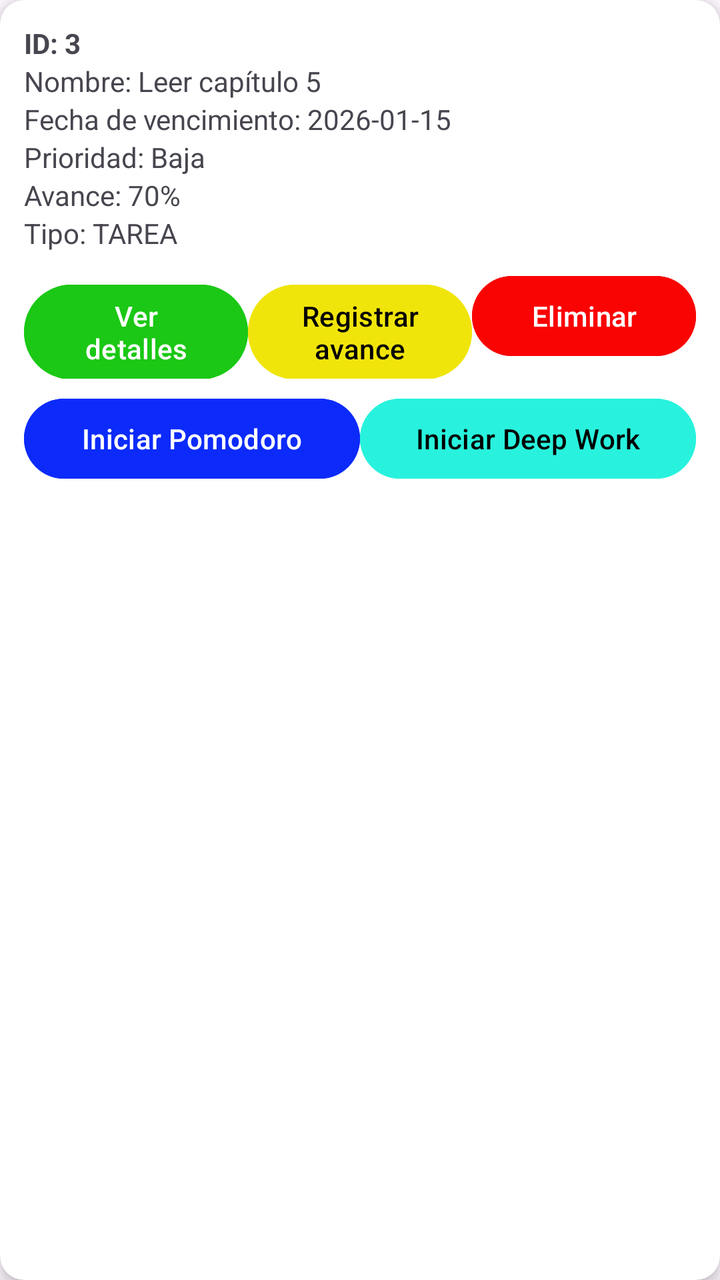
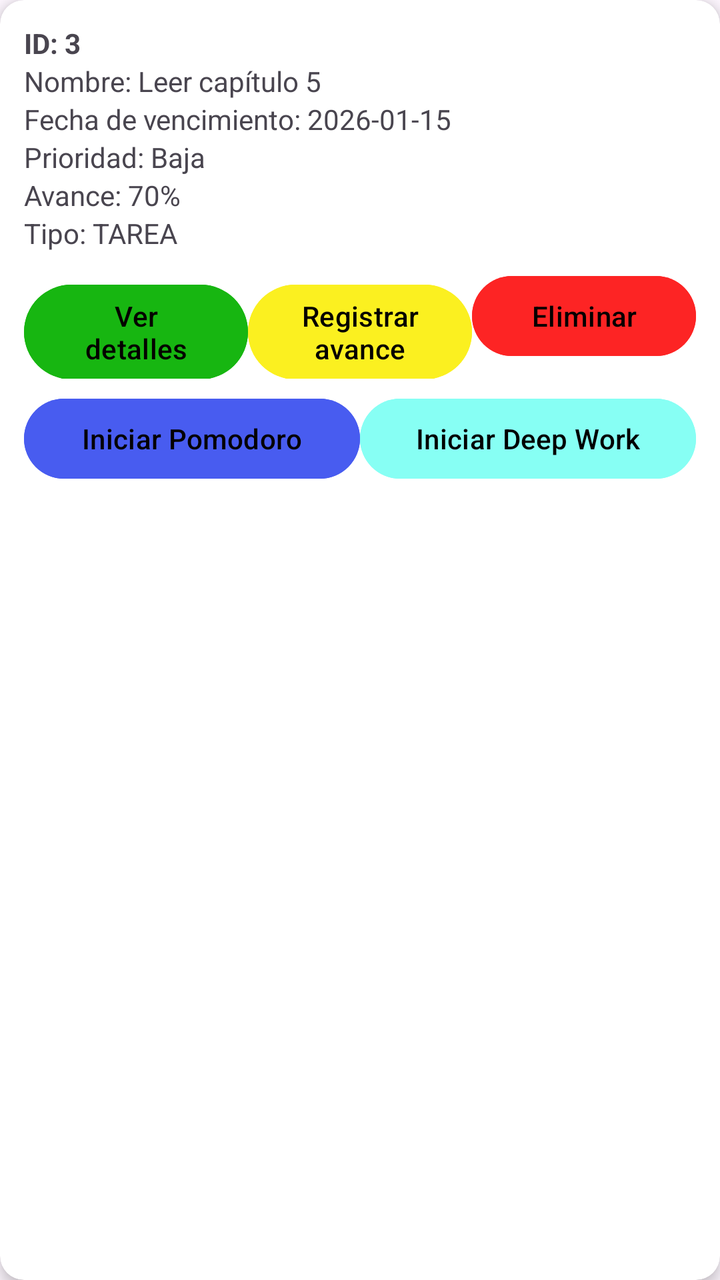

The first picture is an Android layout as it rendered before a commit; the second is the same layout after the commit. The layout source and the unified diff follow.
<!-- AndroidManifest.xml: application theme Theme.AplicacionG8 -->
<!-- res/layout/item_actividad.xml -->
<?xml version="1.1" encoding="utf-8"?>
<androidx.cardview.widget.CardView
    xmlns:android="http://schemas.android.com/apk/res/android"
    xmlns:app="http://schemas.android.com/apk/res-auto"
    android:layout_width="match_parent"
    android:layout_height="wrap_content"
    android:layout_margin="10dp"
    app:cardCornerRadius="12dp"
    app:cardElevation="4dp">

    <LinearLayout
        android:id="@+id/itemID_actividad"
        android:layout_width="match_parent"
        android:layout_height="wrap_content"
        android:orientation="vertical"
        android:padding="12dp">

        
        <TextView
            android:id="@+id/txtId"
            android:layout_width="wrap_content"
            android:layout_height="wrap_content"
            android:text="ID: 3"
            android:textStyle="bold" />

        <TextView
            android:id="@+id/txtNombre"
            android:layout_width="match_parent"
            android:layout_height="wrap_content"
            android:text="Nombre: Leer capítulo 5" />

        <TextView
            android:id="@+id/txtFecha"
            android:layout_width="wrap_content"
            android:layout_height="wrap_content"
            android:text="Fecha de vencimiento: 2026-01-15" />

        <TextView
            android:id="@+id/txtPrioridad"
            android:layout_width="wrap_content"
            android:layout_height="wrap_content"
            android:text="Prioridad: Baja" />

        <TextView
            android:id="@+id/txtAvance"
            android:layout_width="wrap_content"
            android:layout_height="wrap_content"
            android:text="Avance: 70%" />

        <TextView
            android:id="@+id/txtTipo"
            android:layout_width="wrap_content"
            android:layout_height="wrap_content"
            android:text="Tipo: TAREA" />

        
        <LinearLayout
            android:layout_width="match_parent"
            android:layout_height="wrap_content"
            android:layout_marginTop="8dp"
            android:orientation="horizontal">

            <Button
                android:id="@+id/btnDetalles"
                android:layout_width="0dp"
                android:layout_height="wrap_content"
                android:layout_weight="1"
                android:backgroundTint="#1BC815"
                android:text="Ver detalles" />

            <Button
                android:id="@+id/btnAvance"
                android:layout_width="0dp"
                android:layout_height="wrap_content"
                android:layout_weight="1"
                android:backgroundTint="#F0E50A"
                android:text="Registrar avance"
                android:textColor="#040000" />

            <Button
                android:id="@+id/btnEliminar"
                android:layout_width="0dp"
                android:layout_height="wrap_content"
                android:layout_weight="1"
                android:backgroundTint="#FA0303"
                android:text="Eliminar" />
        </LinearLayout>

        
        <LinearLayout
            android:layout_width="match_parent"
            android:layout_height="wrap_content"
            android:layout_marginTop="6dp"
            android:orientation="horizontal">

            <Button
                android:id="@+id/btnPomodoro"
                android:layout_width="0dp"
                android:layout_height="wrap_content"
                android:layout_weight="1"
                android:backgroundTint="#0C2BFA"
                android:text="Iniciar Pomodoro" />

            <Button
                android:id="@+id/btnDeepWork"
                android:layout_width="0dp"
                android:layout_height="wrap_content"
                android:layout_weight="1"
                android:backgroundTint="#28F2DD"
                android:text="Iniciar Deep Work"
                android:textColor="#000000" />
        </LinearLayout>

    </LinearLayout>
</androidx.cardview.widget.CardView>
<!-- resources referenced by this layout -->
<resources>
  <style name="Theme.AplicacionG8" parent="Base.Theme.AplicacionG8" />
  <style name="Base.Theme.AplicacionG8" parent="Theme.Material3.DayNight.NoActionBar">
          
          
      </style>
</resources>

<!-- the commit's change to res/layout/item_actividad.xml (unified diff, before → after) -->
@@ -65,15 +65,16 @@
                 android:layout_width="0dp"
                 android:layout_height="wrap_content"
                 android:layout_weight="1"
-                android:backgroundTint="#1BC815"
-                android:text="Ver detalles" />
+                android:backgroundTint="#17B611"
+                android:text="Ver detalles"
+                android:textColor="#040000"/>
 
             <Button
                 android:id="@+id/btnAvance"
                 android:layout_width="0dp"
                 android:layout_height="wrap_content"
                 android:layout_weight="1"
-                android:backgroundTint="#F0E50A"
+                android:backgroundTint="#FBF020"
                 android:text="Registrar avance"
                 android:textColor="#040000" />
 
@@ -82,8 +83,9 @@
                 android:layout_width="0dp"
                 android:layout_height="wrap_content"
                 android:layout_weight="1"
-                android:backgroundTint="#FA0303"
-                android:text="Eliminar" />
+                android:backgroundTint="#FD2424"
+                android:text="Eliminar"
+                android:textColor="#040000"/>
         </LinearLayout>
 
         
@@ -98,15 +100,16 @@
                 android:layout_width="0dp"
                 android:layout_height="wrap_content"
                 android:layout_weight="1"
-                android:backgroundTint="#0C2BFA"
-                android:text="Iniciar Pomodoro" />
+                android:backgroundTint="#485CF0"
+                android:text="Iniciar Pomodoro"
+                android:textColor="#040000"/>
 
             <Button
                 android:id="@+id/btnDeepWork"
                 android:layout_width="0dp"
                 android:layout_height="wrap_content"
                 android:layout_weight="1"
-                android:backgroundTint="#28F2DD"
+                android:backgroundTint="#87FFF4"
                 android:text="Iniciar Deep Work"
                 android:textColor="#000000" />
         </LinearLayout>
